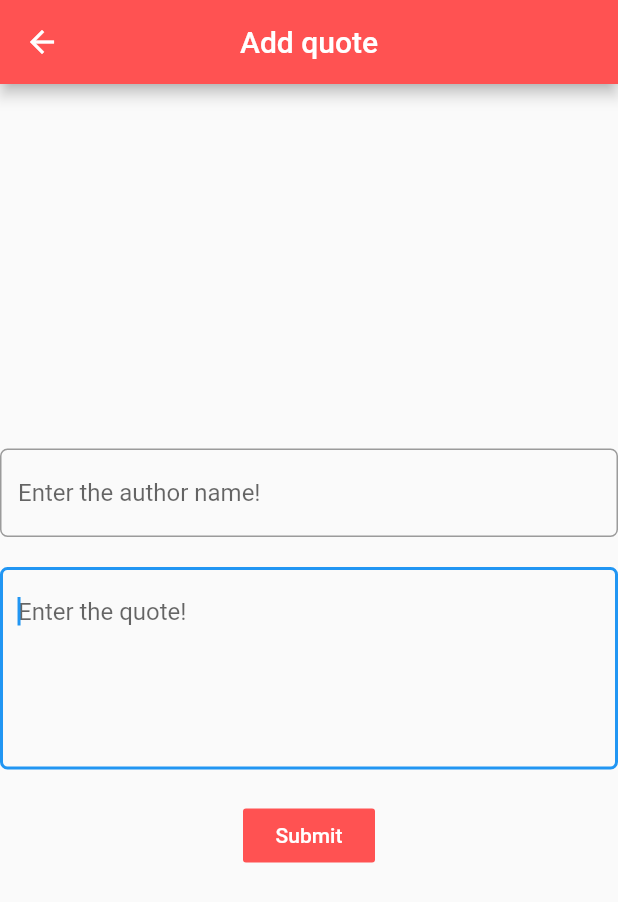
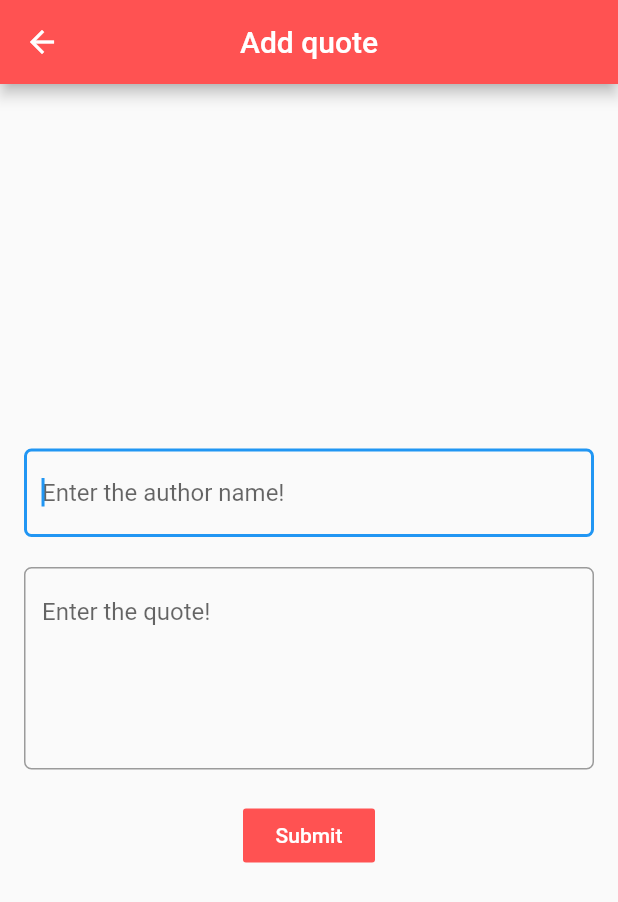
Before and after one commit to galanteria01/thoughtfully_quote_keeper, a Flutter app: the screen it shows after launch, after a tap on "Edit", after a tap on the "add" icon, on a phone screen of 412 x 824 dp. Shown: the top 902 px of the screen. Run offline on Flutter 3.47's test engine with Material 2 defaults, Android fonts, the phone set to English and light mode, and no system bars.

Commit message:
Editing a quote now works

```diff
--- a/lib/AddQuote.dart
+++ b/lib/AddQuote.dart
@@ -22,7 +22,10 @@ class _AddQuoteState extends State<AddQuote> {
         mainAxisAlignment: MainAxisAlignment.center,
         children: <Widget>[
 
-          TextField(
+          Padding(
+            padding: const EdgeInsets.fromLTRB(16, 0, 16, 0),
+            child: TextField(
+              autofocus: true,
               maxLines: 1,
               onChanged: (text) {
                 authorName = text;
@@ -36,12 +39,14 @@ class _AddQuoteState extends State<AddQuote> {
               ),
 
             ),
+          ),
           SizedBox(height: 20.0,),
-          TextField(
+          Padding(
+            padding: const EdgeInsets.fromLTRB(16, 0, 16, 0),
+            child: TextField(
               onChanged: (text) {
                 quote = text;
               },
-            autofocus: true,
               maxLines: 5,
               decoration: InputDecoration(
                 hoverColor: Colors.white,
@@ -52,6 +57,7 @@ class _AddQuoteState extends State<AddQuote> {
               ),
 
             ),
+          ),
           SizedBox(height: 20.0,),
           FlatButton(
               onPressed: () {
@@ -61,7 +67,7 @@ class _AddQuoteState extends State<AddQuote> {
                 });
               },
               color: Colors.redAccent,
-
+              focusColor: Colors.white,
               child: Text("Submit",
               style: TextStyle(
                 color: Colors.white,
--- a/lib/editQuote.dart
+++ b/lib/editQuote.dart
@@ -1,4 +1,6 @@
 import 'package:flutter/material.dart';
+
+import 'Quote.dart';
 
 class EditQuote extends StatefulWidget {
   @override
@@ -8,8 +10,15 @@ class EditQuote extends StatefulWidget {
 class _EditQuoteState extends State<EditQuote> {
   String author;
   String quote;
+  Map data = {};
+
   @override
   Widget build(BuildContext context) {
+    data = ModalRoute.of(context).settings.arguments;
+    author = data['author'];
+    quote = data['quote'];
+    // print(author + quote);
+
     return Scaffold(
       appBar: AppBar(
         title: Text("Edit quote"),
@@ -21,12 +30,13 @@ class _EditQuoteState extends State<EditQuote> {
         children: <Widget>[
 
           TextField(
+            controller: TextEditingController()..text = author,
             maxLines: 1,
+            autofocus: true,
             onChanged: (text) {
               author = text;
             },
             decoration: InputDecoration(
-
               border: OutlineInputBorder(
                 borderRadius: BorderRadius.circular(5.0),
               ),
@@ -36,10 +46,10 @@ class _EditQuoteState extends State<EditQuote> {
           ),
           SizedBox(height: 20.0,),
           TextField(
+            controller: TextEditingController()..text = quote,
             onChanged: (text) {
               quote = text;
             },
-            autofocus: true,
             maxLines: 5,
             decoration: InputDecoration(
                 hoverColor: Colors.white,
--- a/lib/main.dart
+++ b/lib/main.dart
@@ -13,9 +13,7 @@ void main() {
       '/add': (context) => AddQuote(),
       '/edit':(context) =>EditQuote(),
     },
-
   ));
-
 }
 
 class Quotes extends StatefulWidget {
@@ -55,7 +53,10 @@ class _QuotesState extends State<Quotes> {
               });
         },
           edit: () {
-              Navigator.pushNamed(context, '/edit');
+              Navigator.pushNamed(context, '/edit',arguments: {
+                'author':quote.author,
+                'quote':quote.quoteLine,
+              });
               setState(() {
 
                 quotes.add(quote);
```
Lines whose indentation alone changed are shown as unchanged.
